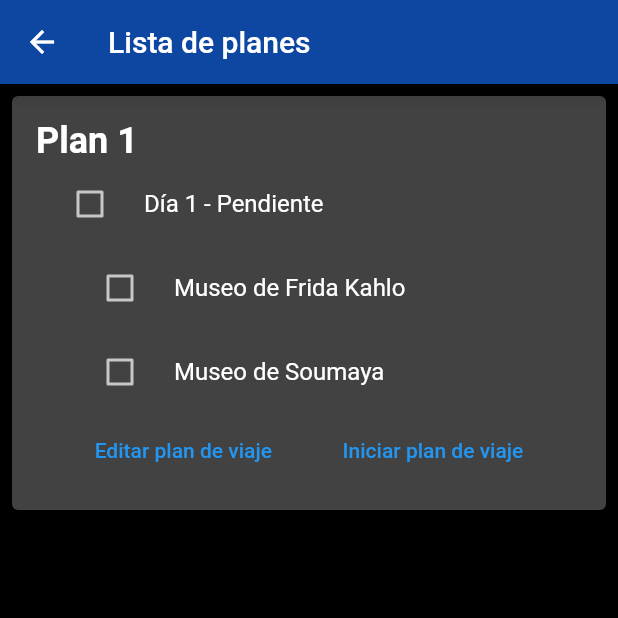
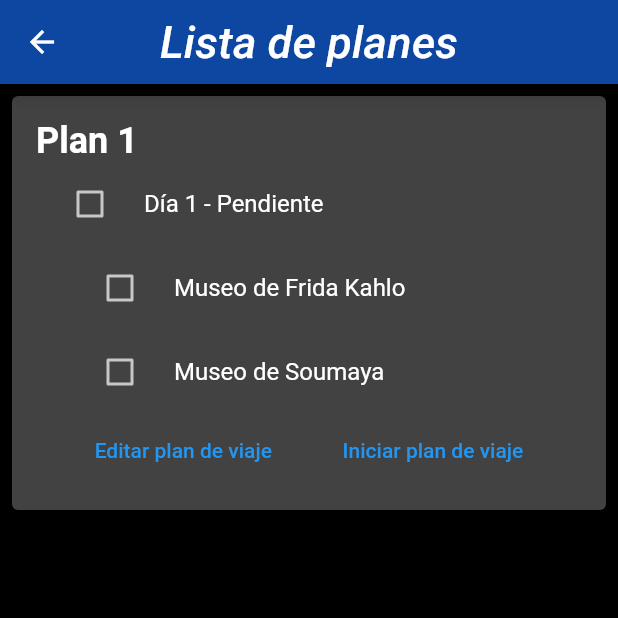
Before and after one commit to Alan-AMT/traknav_app, a Flutter app: the TripPlanListPage screen opened directly, on a phone screen of 412 x 824 dp, the top half of it. Run offline on Flutter 3.47's test engine with Material 2 defaults, Android fonts, the phone set to English and light mode, and no system bars; our stand-ins replace auto_route, bloc, firebase_auth, firebase_core, flutter_bloc, flutter_easyloading and 1 more; accounts and stored records are empty; generated files the repository leaves out were written again; Roboto replaces fonts that are missing (Nunito).

Commit message:
Trip Plan History and Trip Plan List

```diff
--- a/lib/ui/presentation/trip_plan_list/main.dart
+++ b/lib/ui/presentation/trip_plan_list/main.dart
@@ -61,7 +61,14 @@ class _TripPlanListState extends State<TripPlanListPage> {
   Widget build(BuildContext context) {
     return Scaffold(
       appBar: AppBar(
-        title: const Text('Lista de planes'),
+        centerTitle: true,
+        title: const Text('Lista de planes',
+          style: TextStyle(
+          fontFamily: 'Nunito',
+          fontStyle: FontStyle.italic,
+          fontSize: 30,
+          color: Colors.white,
+        ),),
         leading: IconButton(
           icon: const Icon(Icons.arrow_back),
           onPressed: () => Navigator.of(context).pop(),
--- a/lib/ui/router/android.dart
+++ b/lib/ui/router/android.dart
@@ -12,6 +12,8 @@ class AndroidRouter extends $AndroidRouter {
         AutoRoute(page: RecommendationsRoute.page),
         AutoRoute(page: TripPlanRoute.page),
         AutoRoute(page: CreateTripPlanRoute.page),
+        AutoRoute(page: TripPlanHistoryRoute.page),
+        AutoRoute(page: TripPlanListRoute.page),
         // AutoRoute(page: SignUpRoute.page),
       ];
 }
--- a/pubspec.yaml
+++ b/pubspec.yaml
@@ -76,6 +76,7 @@ flutter:
       - assets/
       - assets/signin/
       - assets/home/
+      - assets/TravelPlan/
   #   - images/a_dot_burr.jpeg
   #   - images/a_dot_ham.jpeg
 
```
Also changed, not shown: lib/ui/presentation/PlanDeViaje/main.dart (+6 -2 lines), lib/ui/presentation/home/widgets/tools.dart (+13 -7 lines).
